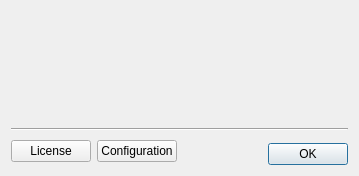
Above: Srt.QT/tt3-gui/AboutDialog.ui from akapustiatyahoocouk/TimeTracker3 before the change. Below: the same form after it.
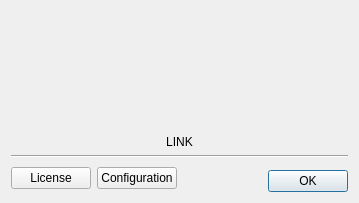
That is the form after the change. Icons and pictures are not drawn.

Diff of the .ui file:
```diff
--- a/Srt.QT/tt3-gui/AboutDialog.ui
+++ b/Srt.QT/tt3-gui/AboutDialog.ui
@@ -7,7 +7,7 @@
     <x>0</x>
     <y>0</y>
     <width>359</width>
-    <height>176</height>
+    <height>203</height>
    </rect>
   </property>
   <property name="sizePolicy">
@@ -27,28 +27,64 @@
    <bool>true</bool>
   </property>
   <layout class="QGridLayout" name="gridLayout">
-   <item row="2" column="1" colspan="4">
-    <widget class="QLabel" name="copyrightLabel">
+   <item row="6" column="0" rowspan="2" colspan="2">
+    <widget class="QPushButton" name="showLicensePushButton">
      <property name="text">
-      <string>&lt;COPYRIGHT&gt;</string>
+      <string>License</string>
      </property>
+     <property name="icon">
+      <iconset resource="tt3-gui.qrc">
+       <normaloff>:/tt3-gui/Resources/Images/Actions/ShowLicenseSmall.png</normaloff>:/tt3-gui/Resources/Images/Actions/ShowLicenseSmall.png</iconset>
+     </property>
+    </widget>
+   </item>
+   <item row="3" column="1" colspan="4">
+    <widget class="QLabel" name="creditsLabel">
+     <property name="text">
+      <string>&lt;CREDITS&gt;</string>
+     </property>
      <property name="alignment">
       <set>Qt::AlignmentFlag::AlignCenter</set>
      </property>
     </widget>
    </item>
-   <item row="6" column="3">
-    <spacer name="horizontalSpacer">
+   <item row="5" column="0" colspan="5">
+    <widget class="Line" name="line">
      <property name="orientation">
       <enum>Qt::Orientation::Horizontal</enum>
      </property>
-     <property name="sizeHint" stdset="0">
-      <size>
-       <width>31</width>
-       <height>20</height>
-      </size>
+    </widget>
+   </item>
+   <item row="7" column="4">
+    <widget class="QDialogButtonBox" name="buttonBox">
+     <property name="orientation">
+      <enum>Qt::Orientation::Horizontal</enum>
      </property>
-    </spacer>
+     <property name="standardButtons">
+      <set>QDialogButtonBox::StandardButton::Ok</set>
+     </property>
+    </widget>
+   </item>
+   <item row="0" column="1" colspan="4">
+    <widget class="QLabel" name="productLabel">
+     <property name="text">
+      <string>&lt;NAME&gt;</string>
+     </property>
+     <property name="alignment">
+      <set>Qt::AlignmentFlag::AlignCenter</set>
+     </property>
+    </widget>
+   </item>
+   <item row="6" column="2" rowspan="2">
+    <widget class="QPushButton" name="showConfigurationPushButton">
+     <property name="text">
+      <string>Configuration</string>
+     </property>
+     <property name="icon">
+      <iconset resource="tt3-gui.qrc">
+       <normaloff>:/tt3-gui/Resources/Images/Actions/ShowConfigurationSmall.png</normaloff>:/tt3-gui/Resources/Images/Actions/ShowConfigurationSmall.png</iconset>
+     </property>
+    </widget>
    </item>
    <item row="1" column="0" rowspan="2">
     <widget class="QLabel" name="pictureLabel">
@@ -72,49 +108,10 @@
      </property>
     </widget>
    </item>
-   <item row="5" column="2" rowspan="2">
-    <widget class="QPushButton" name="showConfigurationPushButton">
+   <item row="2" column="1" colspan="4">
+    <widget class="QLabel" name="copyrightLabel">
      <property name="text">
-      <string>Configuration</string>
-     </property>
-     <property name="icon">
-      <iconset resource="tt3-gui.qrc">
-       <normaloff>:/tt3-gui/Resources/Images/Actions/ShowConfigurationSmall.png</normaloff>:/tt3-gui/Resources/Images/Actions/ShowConfigurationSmall.png</iconset>
-     </property>
-    </widget>
-   </item>
-   <item row="5" column="0" rowspan="2" colspan="2">
-    <widget class="QPushButton" name="showLicensePushButton">
-     <property name="text">
-      <string>License</string>
-     </property>
-     <property name="icon">
-      <iconset resource="tt3-gui.qrc">
-       <normaloff>:/tt3-gui/Resources/Images/Actions/ShowLicenseSmall.png</normaloff>:/tt3-gui/Resources/Images/Actions/ShowLicenseSmall.png</iconset>
-     </property>
-    </widget>
-   </item>
-   <item row="4" column="0" colspan="5">
-    <widget class="Line" name="line">
-     <property name="orientation">
-      <enum>Qt::Orientation::Horizontal</enum>
-     </property>
-    </widget>
-   </item>
-   <item row="0" column="1" colspan="4">
-    <widget class="QLabel" name="productLabel">
-     <property name="text">
-      <string>&lt;NAME&gt;</string>
-     </property>
-     <property name="alignment">
-      <set>Qt::AlignmentFlag::AlignCenter</set>
-     </property>
-    </widget>
-   </item>
-   <item row="3" column="1" colspan="4">
-    <widget class="QLabel" name="creditsLabel">
-     <property name="text">
-      <string>&lt;CREDITS&gt;</string>
+      <string>&lt;COPYRIGHT&gt;</string>
      </property>
      <property name="alignment">
       <set>Qt::AlignmentFlag::AlignCenter</set>
@@ -131,13 +128,26 @@
      </property>
     </widget>
    </item>
-   <item row="6" column="4">
-    <widget class="QDialogButtonBox" name="buttonBox">
+   <item row="7" column="3">
+    <spacer name="horizontalSpacer">
      <property name="orientation">
       <enum>Qt::Orientation::Horizontal</enum>
      </property>
-     <property name="standardButtons">
-      <set>QDialogButtonBox::StandardButton::Ok</set>
+     <property name="sizeHint" stdset="0">
+      <size>
+       <width>31</width>
+       <height>20</height>
+      </size>
+     </property>
+    </spacer>
+   </item>
+   <item row="4" column="0" colspan="5">
+    <widget class="QLabel" name="linkLabel">
+     <property name="text">
+      <string>LINK</string>
+     </property>
+     <property name="alignment">
+      <set>Qt::AlignmentFlag::AlignCenter</set>
      </property>
     </widget>
    </item>
```
